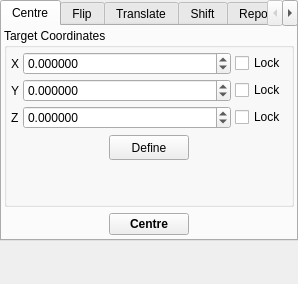
First picture: the form in branches/nugui/src/gui/position.ui, repository trisyoungs/aten, before the edit.
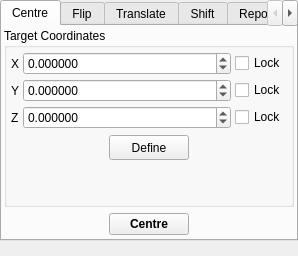
Second picture: the form after the edit. The open tabs and pages were chosen to show the change. Icons and pictures are not drawn.

Commit message: Added 'setupcomponent' command and ModelVariable accessor to ease setting up of components for disorder builder. Fixes and tweaks to ato export filter. Fixed - Select window was not updated when selecting with it. Added window option to save default positions of windows explicitly, rather than saving them every time when closing. Fixed - Setting of partition scheme variables through disorder command now works correctly. Set title of dialog window for scheme custom options. Disorder builder now acts more sensibly when it comes to removing components in 'high' density situations.

The edit to the form file:
```diff
--- a/branches/nugui/src/gui/position.ui
+++ b/branches/nugui/src/gui/position.ui
@@ -7,13 +7,19 @@
     <x>0</x>
     <y>0</y>
     <width>270</width>
-    <height>284</height>
+    <height>256</height>
    </rect>
   </property>
+  <property name="sizePolicy">
+   <sizepolicy hsizetype="Preferred" vsizetype="Minimum">
+    <horstretch>0</horstretch>
+    <verstretch>0</verstretch>
+   </sizepolicy>
+  </property>
   <property name="minimumSize">
    <size>
     <width>270</width>
-    <height>284</height>
+    <height>256</height>
    </size>
   </property>
   <property name="floating">
```
Left out of the diff: 3 changed lines with no effect on the pictures. The commit also changes 37 other files.
